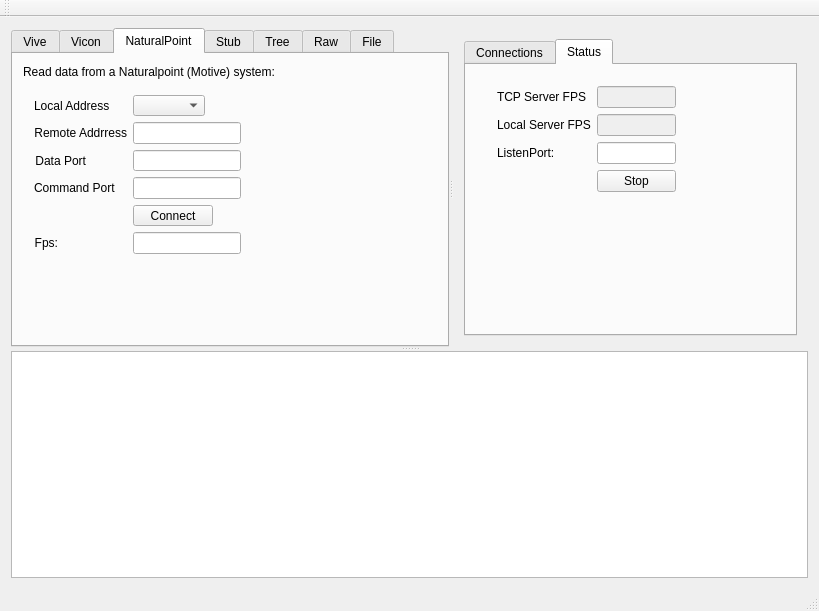
The window that repeater/mainwindow.ui (mocap-ca/vive) describes before a commit, drawn with Qt 5.
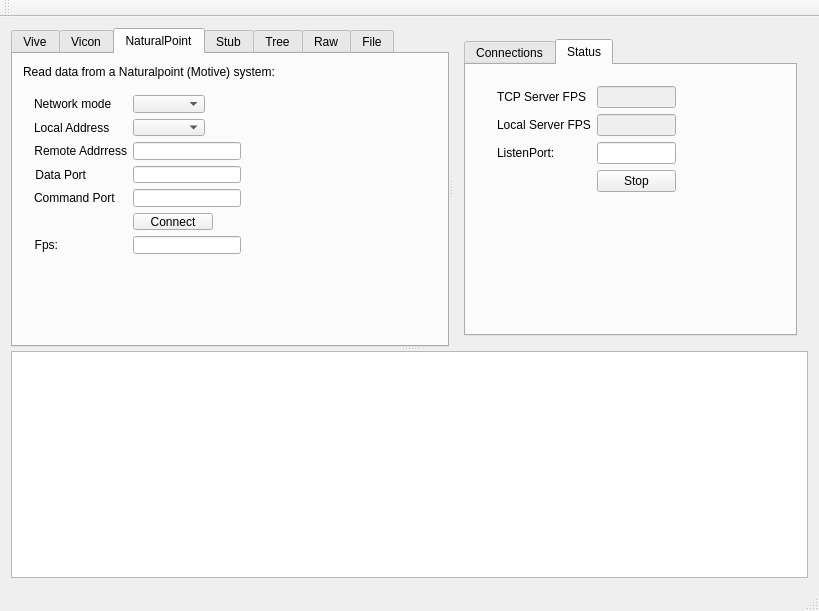
The same window after the commit.

```diff
--- a/repeater/mainwindow.ui
+++ b/repeater/mainwindow.ui
@@ -306,7 +306,7 @@
            <property name="fieldGrowthPolicy">
             <enum>QFormLayout::FieldsStayAtSizeHint</enum>
            </property>
-           <item row="1" column="0">
+           <item row="2" column="0">
             <widget class="QLabel" name="label_7">
              <property name="sizePolicy">
               <sizepolicy hsizetype="Expanding" vsizetype="Preferred">
@@ -322,7 +322,7 @@
              </property>
             </widget>
            </item>
-           <item row="1" column="1">
+           <item row="2" column="1">
             <widget class="QLineEdit" name="lineEditNPRemoteAddr">
              <property name="sizePolicy">
               <sizepolicy hsizetype="Expanding" vsizetype="Fixed">
@@ -344,7 +344,7 @@
              </property>
             </widget>
            </item>
-           <item row="2" column="0">
+           <item row="3" column="0">
             <widget class="QLabel" name="label_10">
              <property name="sizePolicy">
               <sizepolicy hsizetype="Expanding" vsizetype="Preferred">
@@ -360,7 +360,7 @@
              </property>
             </widget>
            </item>
-           <item row="2" column="1">
+           <item row="3" column="1">
             <widget class="QLineEdit" name="lineEditNPDataPort">
              <property name="minimumSize">
               <size>
@@ -370,7 +370,7 @@
              </property>
             </widget>
            </item>
-           <item row="4" column="0">
+           <item row="5" column="0">
             <spacer name="horizontalSpacer_3">
              <property name="orientation">
               <enum>Qt::Horizontal</enum>
@@ -383,14 +383,14 @@
              </property>
             </spacer>
            </item>
-           <item row="4" column="1">
+           <item row="5" column="1">
             <widget class="QPushButton" name="pushButtonNPConnect">
              <property name="text">
               <string>Connect</string>
              </property>
             </widget>
            </item>
-           <item row="5" column="0">
+           <item row="6" column="0">
             <widget class="QLabel" name="label_9">
              <property name="sizePolicy">
               <sizepolicy hsizetype="Expanding" vsizetype="Preferred">
@@ -406,7 +406,7 @@
              </property>
             </widget>
            </item>
-           <item row="5" column="1">
+           <item row="6" column="1">
             <widget class="QLineEdit" name="lineEditNPStatus">
              <property name="sizePolicy">
               <sizepolicy hsizetype="Expanding" vsizetype="Fixed">
@@ -428,26 +428,36 @@
              </property>
             </widget>
            </item>
-           <item row="0" column="1">
+           <item row="1" column="1">
             <widget class="QComboBox" name="comboBoxNPLocalAddr"/>
            </item>
-           <item row="0" column="0">
+           <item row="1" column="0">
             <widget class="QLabel" name="label_22">
              <property name="text">
               <string>Local Address</string>
              </property>
             </widget>
            </item>
-           <item row="3" column="1">
+           <item row="4" column="1">
             <widget class="QLineEdit" name="lineEditNPCommandPort"/>
            </item>
-           <item row="3" column="0">
+           <item row="4" column="0">
             <widget class="QLabel" name="label_23">
              <property name="text">
               <string>Command Port</string>
              </property>
             </widget>
            </item>
+           <item row="0" column="1">
+            <widget class="QComboBox" name="comboBoxNPNetwork"/>
+           </item>
+           <item row="0" column="0">
+            <widget class="QLabel" name="label_24">
+             <property name="text">
+              <string>Network mode</string>
+             </property>
+            </widget>
+           </item>
           </layout>
          </widget>
          <widget class="QLabel" name="label_17">
```
